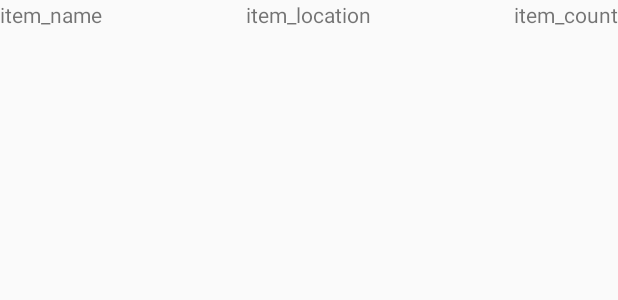
After one commit to baki-719/VisionPicking, an Android app: the layout item.xml on its own in the app's theme, with its tools: preview values and no code run, on a phone screen of 412 x 824 dp. The commit adds this screen. Shown: the top 300 px of the screen. Run offline under Robolectric (Android 15) with nearby library versions, the phone set to English and light mode, and no system bars.

Commit message:
2018-02-03

```diff
--- a/app/build.gradle
+++ b/app/build.gradle
@@ -29,6 +29,8 @@ dependencies {
     implementation 'com.android.support:appcompat-v7:26.1.0'
     implementation 'com.android.support.constraint:constraint-layout:1.0.2'
     implementation 'com.google.firebase:firebase-database:11.8.0'
+    implementation 'com.google.firebase:firebase-storage:11.8.0'
+    implementation 'com.google.firebase:firebase-auth:11.8.0'
     testImplementation 'junit:junit:4.12'
     androidTestImplementation 'com.android.support.test:runner:1.0.1'
     androidTestImplementation 'com.android.support.test.espresso:espresso-core:3.0.1'
@@ -57,4 +59,5 @@ dependencies {
 }
 
 
+
 apply plugin: 'com.google.gms.google-services'
--- a/app/src/main/java/com/example/lotte/visionpicking/LoginActivity.java
+++ b/app/src/main/java/com/example/lotte/visionpicking/LoginActivity.java
@@ -37,7 +37,6 @@ public class LoginActivity extends AppCompatActivity {
         super.onCreate(savedInstanceState);
         setContentView(R.layout.activity_login);
         ButterKnife.bind(this);
-
     }
 
 
@@ -64,7 +63,7 @@ public class LoginActivity extends AppCompatActivity {
                 JsonParser parser = new JsonParser();
                 JsonObject object = parser.parse(result.getContents()).getAsJsonObject();
                 final Employee loginEmployee = new Employee(object.get("name").getAsString(), object.get("position").getAsString(), object.get("index").getAsLong());
-                Log.d(TAG, loginEmployee.toString());
+                Log.d(TAG, "qr result : "+loginEmployee.toString());
                 checkId(loginEmployee);
             }
         } else {
@@ -78,8 +77,10 @@ public class LoginActivity extends AppCompatActivity {
             public void onDataChange(DataSnapshot dataSnapshot) {
                 for(DataSnapshot tempSnapshot : dataSnapshot.getChildren()) {
                     Employee temp = tempSnapshot.getValue(Employee.class);
+                    Log.d(TAG, "db value : "+temp.toString());
                     if(loginEmployee.getIndex().equals(temp.getIndex())){
                         login(loginEmployee);
+                        finish();
                     }
                 }
             }
--- /dev/null
+++ b/app/src/main/res/layout/item.xml
@@ -0,0 +1,34 @@
+<?xml version="1.0" encoding="utf-8"?>
+<RelativeLayout xmlns:app="http://schemas.android.com/apk/res-auto"
+    xmlns:android="http://schemas.android.com/apk/res/android"
+    android:layout_height="match_parent"
+    android:layout_width="match_parent">
+
+    <TextView
+        android:id="@+id/item_name"
+        android:layout_height="wrap_content"
+        android:layout_width="wrap_content"
+        android:text="item_name"
+        app:layout_constraintStart_toStartOf="parent"
+        app:layout_constraintTop_toTopOf="parent" />
+
+
+    <TextView
+        android:id="@+id/item_location"
+        android:layout_alignParentTop="true"
+        android:layout_centerHorizontal="true"
+        android:layout_height="wrap_content"
+        android:layout_width="wrap_content"
+        android:text="item_location" />
+
+    <TextView
+        android:id="@+id/item_count"
+        android:layout_alignParentEnd="true"
+        android:layout_alignParentTop="true"
+        android:layout_height="wrap_content"
+        android:layout_width="wrap_content"
+        android:text="item_count"
+        app:layout_constraintStart_toStartOf="parent"
+        app:layout_constraintTop_toTopOf="parent" />
+
+</RelativeLayout>
```
Also changed, not shown: app/src/main/java/com/example/lotte/visionpicking/ListAdapter.java (added, +61 -0 lines), app/src/main/java/com/example/lotte/visionpicking/ListItem.java (added, +41 -0 lines), app/src/main/java/com/example/lotte/visionpicking/MainActivity.java (+62 -5 lines), app/src/main/res/layout/activity_main.xml (+10 -6 lines), app/src/main/res/drawable/navi_sample.PNG (added), 1 other file.
